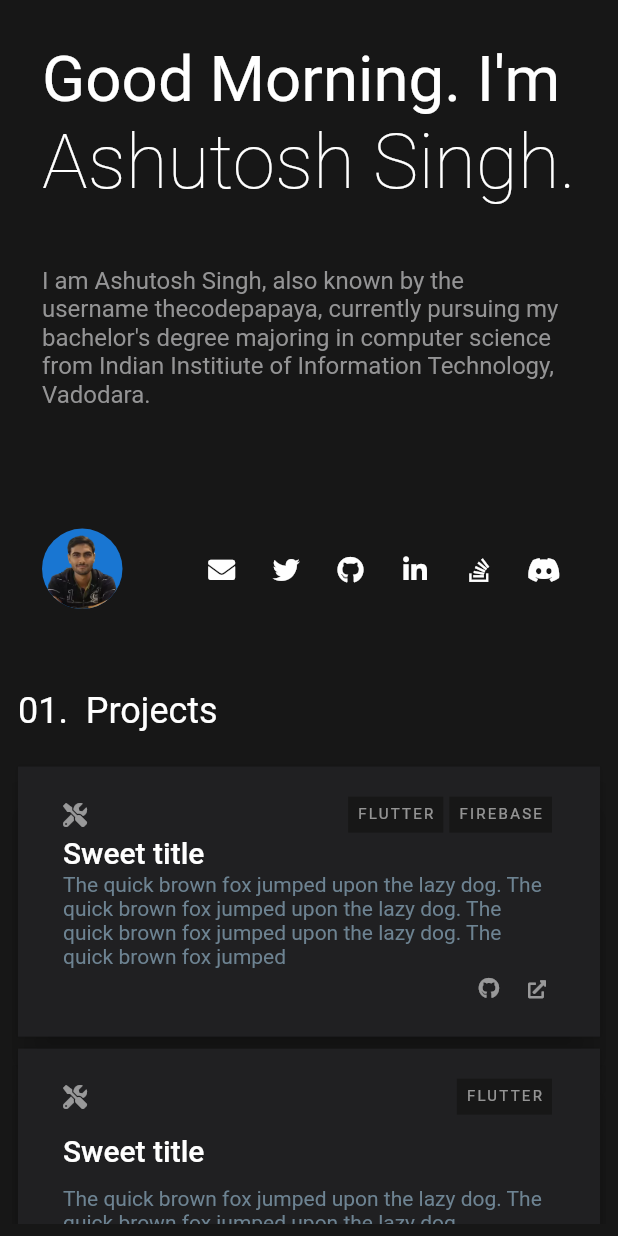
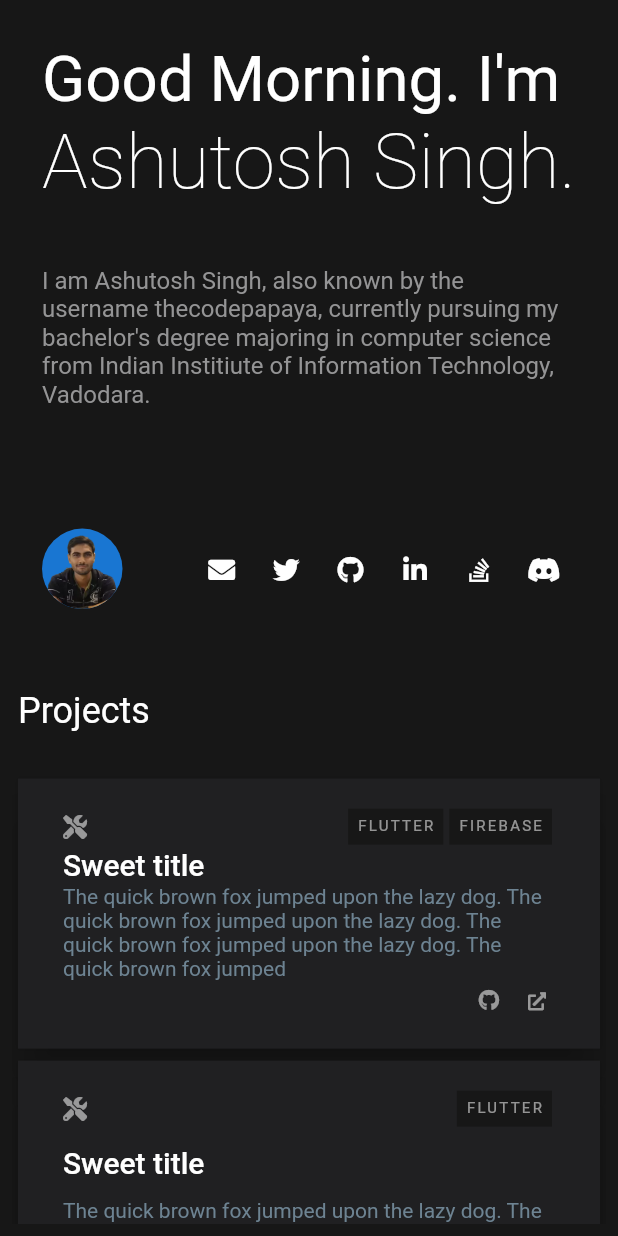
Before and after one commit to thecodepapaya/portfolio, a Flutter app: the screen it shows after launch, on a phone screen of 412 x 824 dp. Run offline on Flutter 3.47's test engine with Material 2 defaults, Android fonts, the phone set to English and light mode, and no system bars; drawn by our look-alikes of sticky_headers; our stand-ins replace font_awesome_flutter, responsive_builder, visibility_detector.

Commit message:
Add snapping header in mobile view

```diff
--- a/lib/404.dart
+++ b/lib/404.dart
@@ -43,10 +43,6 @@ class _NotFound404State extends State<NotFound404> {
                     S.of(context).notFoundDespise,
                 style: textStyle,
               ),
-              // Text(
-              //   S.of(context).notFoundDespise,
-              //   style: textStyle,
-              // ),
               MouseRegion(
                 onEnter: (e) {
                   setState(() {
--- a/lib/about/about.dart
+++ b/lib/about/about.dart
@@ -113,6 +113,7 @@ class About extends StatelessWidget {
         Constants.aboutTabletBottomPadding,
       ),
       child: Column(
+        crossAxisAlignment: CrossAxisAlignment.start,
         children: [
           Column(
             crossAxisAlignment: CrossAxisAlignment.start,
--- a/lib/blogs/blog_card.dart
+++ b/lib/blogs/blog_card.dart
@@ -65,7 +65,7 @@ class BlogCard extends StatelessWidget {
                 ),
                 SizedBox(width: 8),
                 Text("${data.read} "),
-                Text(S.of(context).blogMin),
+                Text(S.of(context).blogMinutes),
               ],
             ),
           ],
--- a/lib/homepage.dart
+++ b/lib/homepage.dart
@@ -3,11 +3,13 @@ import 'package:portfolio/about/about.dart';
 import 'package:portfolio/about/tabs.dart';
 import 'package:portfolio/blogs/blogs.dart';
 import 'package:portfolio/components/footer.dart';
+import 'package:portfolio/style/colours.dart';
 import 'package:portfolio/utils/constants.dart';
 import 'package:portfolio/experience/experience.dart';
 import 'package:portfolio/generated/l10n.dart';
 import 'package:portfolio/projects/projects.dart';
 import 'package:responsive_builder/responsive_builder.dart';
+import 'package:sticky_headers/sticky_headers.dart';
 import 'package:visibility_detector/visibility_detector.dart';
 
 class HomePage extends StatefulWidget {
@@ -148,48 +150,74 @@ class _HomePageState extends State<HomePage> {
   }
 
   Widget mobileView(BuildContext context) {
-    return SingleChildScrollView(
-      physics: BouncingScrollPhysics(),
-      child: Column(
-        children: [
+    List<Widget> mobileWidgets = [
       About(tabData: tabData),
       SizedBox(height: 50),
-          Align(
-            alignment: Alignment.centerLeft,
+      projectHeader(),
+      experienceHeader(),
+      blogHeader(),
+      Footer(),
+    ];
+    return ListView.builder(
+      itemCount: mobileWidgets.length,
+      physics: BouncingScrollPhysics(),
+      itemBuilder: (context, index) {
+        return mobileWidgets[index];
+      },
+    );
+  }
+
+  Widget projectHeader() {
+    return StickyHeader(
+      header: Container(
+        padding: EdgeInsets.only(bottom: 8),
+        width: double.infinity,
+        color: ColorPalette.background,
         child: Padding(
           padding: const EdgeInsets.all(Constants.cardMargin),
           child: Text(
-                S.of(context).tabProjects,
+            S.of(context).tabProjects.split("  ")[1],
             style: Theme.of(context).textTheme.headline5,
           ),
         ),
       ),
-          Projects(),
-          Align(
-            alignment: Alignment.centerLeft,
+      content: Projects(),
+    );
+  }
+
+  Widget experienceHeader() {
+    return StickyHeader(
+      header: Container(
+        padding: EdgeInsets.only(bottom: 8),
+        width: double.infinity,
+        color: ColorPalette.background,
         child: Padding(
           padding: const EdgeInsets.all(Constants.cardMargin),
           child: Text(
-                S.of(context).tabExperience,
+            S.of(context).tabExperience.split("  ")[1],
             style: Theme.of(context).textTheme.headline5,
           ),
         ),
       ),
-          Experience(),
-          Align(
-            alignment: Alignment.centerLeft,
+      content: Experience(),
+    );
+  }
+
+  Widget blogHeader() {
+    return StickyHeader(
+      header: Container(
+        padding: EdgeInsets.only(bottom: 8),
+        width: double.infinity,
+        color: ColorPalette.background,
         child: Padding(
           padding: const EdgeInsets.all(Constants.cardMargin),
           child: Text(
-                S.of(context).tabBlog,
+            S.of(context).tabBlog.split("  ")[1],
             style: Theme.of(context).textTheme.headline5,
           ),
         ),
       ),
-          Blogs(),
-          Footer(),
-        ],
-      ),
+      content: Blogs(),
     );
   }
 
--- a/lib/l10n/intl_en.arb
+++ b/lib/l10n/intl_en.arb
@@ -1,7 +1,7 @@
 {
     "aboutDesc": "I am Ashutosh Singh, also known by the username thecodepapaya, currently pursuing my bachelor's degree majoring in computer science from Indian Institiute of Information Technology, Vadodara.",
     "aboutGreeting": "{greeting, select, em {Good morning, early bird} m {Good Morning} a {Good Afternoon} e {Good Evening} n {Hi there, night owl} other {Hello}}. I'm ",
-    "blogMin": "Min",
+    "blogMinutes": "Min",
     "footerCredit": "Based on designs by Nicolas Meuzard",
     "notFoundDespise": "Looks like you are lost ... on a single page application, duh!",
     "notFoundHome": "Take me back to 127.0.0.1",
```
Also changed, not shown: lib/generated/intl/messages_en.dart, lib/generated/l10n.dart, 1 other file. Lines whose indentation alone changed are shown as unchanged.
